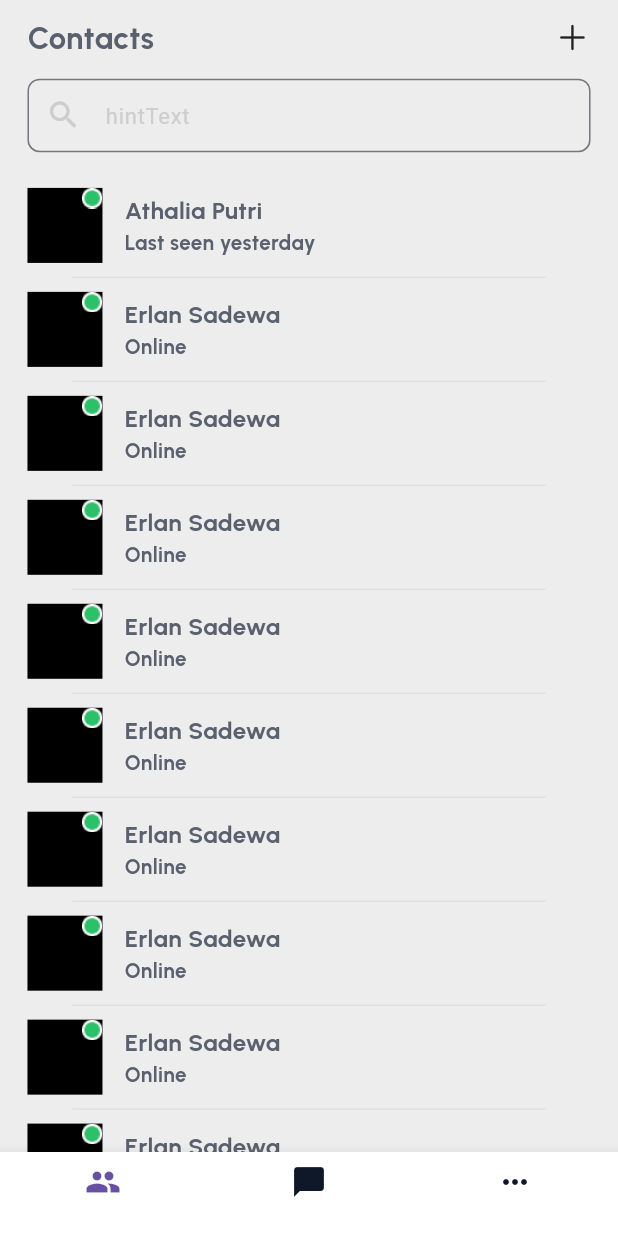
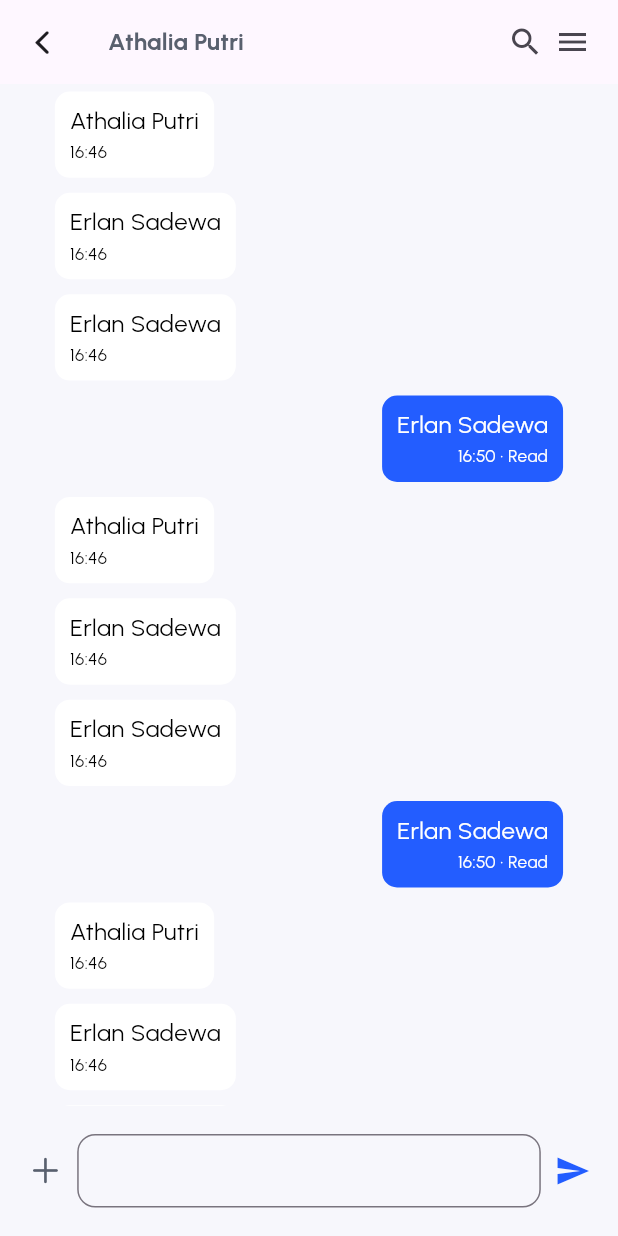
Before and after one commit to nhattruong02/FClubs, a Flutter app: the screen it shows after launch, on a phone screen of 412 x 824 dp. Run offline on Flutter 3.47's test engine with Material 3 defaults, Android fonts, the phone set to English and light mode, and no system bars; our stand-ins replace flutter_screenutil, google_fonts.

Commit message:
+ detail_chat_page

```diff
--- a/lib/main.dart
+++ b/lib/main.dart
@@ -1,4 +1,4 @@
-import 'package:fclubs/ui/main/main_page.dart';
+import 'package:fclubs/ui/chat/detail_chat_page.dart';
 import 'package:flutter/material.dart';
 import 'package:flutter_screenutil/flutter_screenutil.dart';
 
@@ -29,7 +29,7 @@ class MyApp extends StatelessWidget {
           home: child,
         );
       },
-      child: const MainPage(),
+      child: const DetailChatPage(),
     );
   }
 }
--- a/lib/ui/chat/chat_page.dart
+++ b/lib/ui/chat/chat_page.dart
@@ -114,8 +114,8 @@ class _ChatPageState extends State<ChatPage> {
           },
           separatorBuilder: (context, index) {
             return Divider(
-              indent: 30,
-              endIndent: 30,
+              indent: 5,
+              endIndent: 5,
               height: 1,
               color: Colors.grey[300],
             );
--- /dev/null
+++ b/lib/ui/chat/detail_chat_page.dart
@@ -0,0 +1,235 @@
+import 'package:flutter/cupertino.dart';
+import 'package:flutter/material.dart';
+import 'package:flutter_screenutil/flutter_screenutil.dart';
+import 'package:google_fonts/google_fonts.dart';
+
+import '../../utils/app/colors.dart';
+
+class DetailChatPage extends StatelessWidget {
+  const DetailChatPage({super.key});
+
+  @override
+  Widget build(BuildContext context) {
+    return SafeArea(
+      child: Scaffold(
+        backgroundColor: AppColors.backGroundColor,
+        appBar: AppBar(
+          leading: const Icon(CupertinoIcons.back),
+          title: Text(
+            "Athalia Putri",
+            style: GoogleFonts.urbanist(
+                fontSize: 35.sp,
+                color: AppColors.contentText,
+                fontWeight: FontWeight.bold),
+          ),
+          actions: [
+            const Icon(Icons.search),
+            16.horizontalSpace,
+            Container(
+                margin: const EdgeInsets.only(right: 40).w,
+                child: const Icon(Icons.menu)),
+          ],
+        ),
+        body: const BuildDetailChatPage(),
+      ),
+    );
+  }
+}
+
+class BuildDetailChatPage extends StatefulWidget {
+  const BuildDetailChatPage({super.key});
+
+  @override
+  State<BuildDetailChatPage> createState() => _BuildDetailChatPageState();
+}
+
+class _BuildDetailChatPageState extends State<BuildDetailChatPage> {
+  final List<Map<String, dynamic>> items = [
+    {
+      'title': 'Athalia Putri',
+      'id': '1',
+    },
+    {
+      'title': 'Erlan Sadewa',
+      'id': '1',
+    },
+    {
+      'title': 'Erlan Sadewa',
+      'id': '1',
+    },
+    {
+      'title': 'Erlan Sadewa',
+      'id': '2',
+    },
+    {
+      'title': 'Athalia Putri',
+      'id': '1',
+    },
+    {
+      'title': 'Erlan Sadewa',
+      'id': '1',
+    },
+    {
+      'title': 'Erlan Sadewa',
+      'id': '1',
+    },
+    {
+      'title': 'Erlan Sadewa',
+      'id': '2',
+    },
+    {
+      'title': 'Athalia Putri',
+      'id': '1',
+    },
+    {
+      'title': 'Erlan Sadewa',
+      'id': '1',
+    },
+    {
+      'title': 'Erlan Sadewa',
+      'id': '1',
+    },
+    {
+      'title': 'Erlan Sadewa',
+      'id': '2',
+    },
+  ];
+  @override
+  Widget build(BuildContext context) {
+    return Column(
+      children: [_buildListMessage(), _buildBottomChat()],
+    );
+  }
+
+  Widget _buildListMessage() {
+    return Expanded(
+      child: Container(
+        margin: EdgeInsets.symmetric(horizontal: 40.h),
+        child: ListView.builder(
+          shrinkWrap: true,
+          itemCount: items.length,
+          itemBuilder: (context, index) {
+            if (items[index]["id"] == "1") {
+              return _buildLeftMessage(items[index]["title"]);
+            } else {
+              return _buildRightMessage(items[index]["title"]);
+            }
+          },
+        ),
+      ),
+    );
+  }
+
+  Widget _buildLeftMessage(String message) {
+    return Container(
+      margin: const EdgeInsets.symmetric(horizontal: 40).w,
+      child: Align(
+        alignment: Alignment.centerLeft,
+        child: Container(
+          padding: const EdgeInsets.all(10),
+          margin: const EdgeInsets.symmetric(vertical: 5),
+          decoration: BoxDecoration(
+            color: AppColors.white,
+            borderRadius: BorderRadius.circular(10),
+          ),
+          child: Column(
+            crossAxisAlignment: CrossAxisAlignment.start,
+            children: [
+              Text(
+                message,
+                style: GoogleFonts.urbanist(
+                  fontSize: 35.sp,
+                  color: Colors.black,
+                ),
+              ),
+              10.verticalSpace,
+              Text(
+                "16:46",
+                style: GoogleFonts.urbanist(
+                  fontSize: 25.sp,
+                  color: Colors.black,
+                ),
+              ),
+            ],
+          ),
+        ),
+      ),
+    );
+  }
+
+  Widget _buildRightMessage(String message) {
+    return Container(
+      margin: const EdgeInsets.symmetric(horizontal: 40).w,
+      child: Align(
+          alignment: Alignment.centerRight,
+          child: Container(
+              padding: const EdgeInsets.all(10),
+              margin: const EdgeInsets.symmetric(vertical: 5),
+              decoration: BoxDecoration(
+                color: AppColors.colorButton,
+                borderRadius: BorderRadius.circular(10),
+              ),
+              child:
+                  Column(crossAxisAlignment: CrossAxisAlignment.end, children: [
+                Text(
+                  message,
+                  style: GoogleFonts.urbanist(
+                    fontSize: 35.sp,
+                    color: AppColors.white,
+                  ),
+                ),
+                10.verticalSpace,
+                Row(mainAxisSize: MainAxisSize.min, children: [
+                  Text(
+                    "16:50",
+                    style: GoogleFonts.urbanist(
+                      fontSize: 25.sp,
+                      color: AppColors.white,
+                    ),
+                  ),
+                  10.verticalSpace,
+                  Text(
+                    " · Read",
+                    style: GoogleFonts.urbanist(
+                      fontSize: 25.sp,
+                      color: AppColors.white,
+                    ),
+                  ),
+                ])
+              ]))),
+    );
+  }
+
+  Widget _buildBottomChat() {
+    return Container(
+      margin: const EdgeInsets.symmetric(horizontal: 40, vertical: 40).w,
+      height: 110.h,
+      child: Row(
+        children: [
+          const Icon(
+            CupertinoIcons.plus,
+            color: AppColors.contentText,
+          ),
+          20.horizontalSpace,
+          Expanded(
+            child: TextFormField(
+              style: TextStyle(
+                  color: Colors.black, // Set the color of the input text
+                  fontSize: 32.sp),
+              decoration: InputDecoration(
+                  fillColor: Colors.grey,
+                  border: OutlineInputBorder(
+                    borderRadius: BorderRadius.circular(12),
+                  )),
+            ),
+          ),
+          20.horizontalSpace,
+          const Icon(
+            Icons.send,
+            color: AppColors.colorButton,
+          )
+        ],
+      ),
+    );
+  }
+}
--- a/lib/ui/contact/contact_page.dart
+++ b/lib/ui/contact/contact_page.dart
@@ -113,8 +113,8 @@ class _ContactPageState extends State<ContactPage> {
           },
           separatorBuilder: (context, index) {
             return Divider(
-              indent: 30,
-              endIndent: 30,
+              indent: 5,
+              endIndent: 5,
               height: 1,
               color: Colors.grey[300],
             );
--- a/lib/utils/app/colors.dart
+++ b/lib/utils/app/colors.dart
@@ -10,5 +10,5 @@ class AppColors {
   static const Color textColorRegister = Color(0xFF477FF1);
   static const Color textField = Color(0xFFCDCDCD);
   static const Color contentTextField = Color(0xFF414141);
-  static const Color backGroundColor = Color(0xFFEDEDED);
+  static const Color backGroundColor = Color(0xFFF7F7FC);
 }
```
Also changed, not shown: lib/ui/menu/menu_page.dart (+125 -0 lines).
